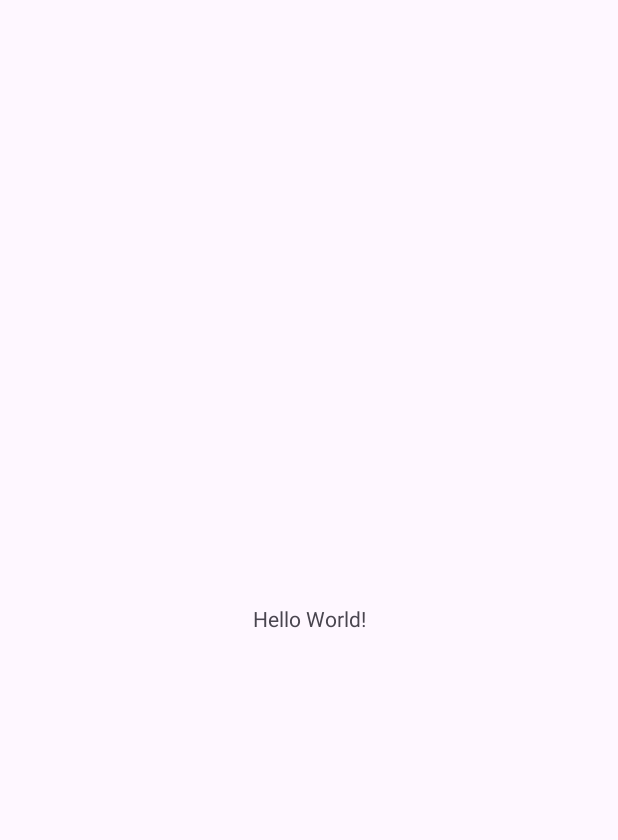
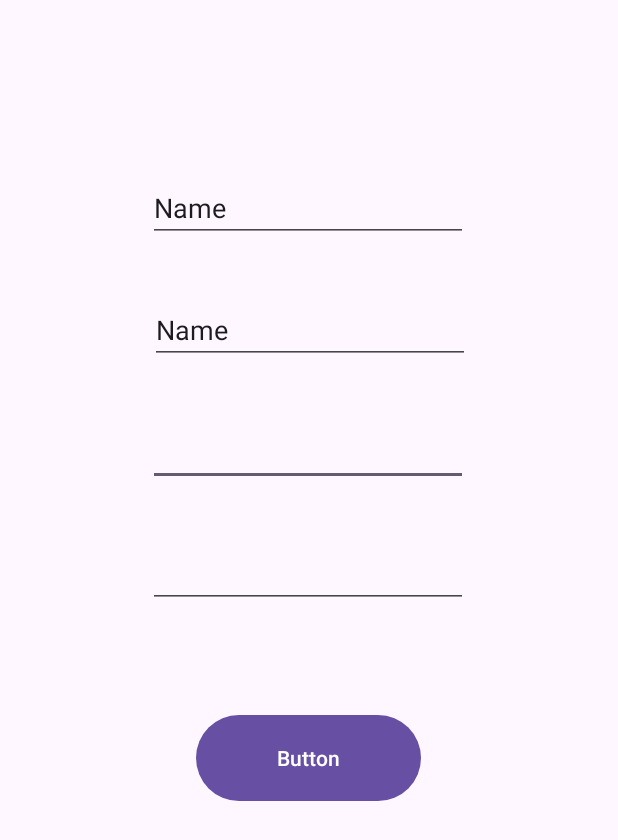
Before and after one commit to Bombonas/MP08-PR1.6-PabloMejias, an Android app: the screen it shows after launch (MainActivity), on a phone screen of 412 x 824 dp. Before the commit the part shown is almost empty. Shown: the top 840 px of the screen. Run offline under Robolectric (Android 15) with nearby library versions, the phone set to English and light mode, and no system bars.

Commit message:
commit UI

```diff
--- a/app/src/main/res/layout/activity_main.xml
+++ b/app/src/main/res/layout/activity_main.xml
@@ -6,13 +6,66 @@
     android:layout_height="match_parent"
     tools:context=".MainActivity">
 
-    <TextView
+    <EditText
+        android:id="@+id/editTextPhone"
         android:layout_width="wrap_content"
         android:layout_height="wrap_content"
-        android:text="Hello World!"
-        app:layout_constraintBottom_toBottomOf="parent"
+        android:layout_marginTop="36dp"
+        android:ems="10"
+        android:inputType="phone"
         app:layout_constraintEnd_toEndOf="parent"
+        app:layout_constraintHorizontal_bias="0.497"
+        app:layout_constraintStart_toStartOf="parent"
+        app:layout_constraintTop_toBottomOf="@+id/editLastName" />
+
+    <EditText
+        android:id="@+id/editName"
+        android:layout_width="wrap_content"
+        android:layout_height="wrap_content"
+        android:layout_marginTop="116dp"
+        android:ems="10"
+        android:inputType="text"
+        android:text="Name"
+        app:layout_constraintEnd_toEndOf="parent"
+        app:layout_constraintHorizontal_bias="0.497"
         app:layout_constraintStart_toStartOf="parent"
         app:layout_constraintTop_toTopOf="parent" />
 
+    <EditText
+        android:id="@+id/editLastName"
+        android:layout_width="wrap_content"
+        android:layout_height="wrap_content"
+        android:layout_marginTop="36dp"
+        android:ems="10"
+        android:inputType="text"
+        android:text="Name"
+        app:layout_constraintEnd_toEndOf="parent"
+        app:layout_constraintHorizontal_bias="0.502"
+        app:layout_constraintStart_toStartOf="parent"
+        app:layout_constraintTop_toBottomOf="@+id/editName" />
+
+    <EditText
+        android:id="@+id/editTextTextEmailAddress"
+        android:layout_width="wrap_content"
+        android:layout_height="wrap_content"
+        android:layout_marginTop="36dp"
+        android:ems="10"
+        android:inputType="textEmailAddress"
+        app:layout_constraintEnd_toEndOf="parent"
+        app:layout_constraintHorizontal_bias="0.497"
+        app:layout_constraintStart_toStartOf="parent"
+        app:layout_constraintTop_toBottomOf="@+id/editTextPhone" />
+
+    <Button
+        android:id="@+id/button"
+        android:layout_width="150dp"
+        android:layout_height="65dp"
+        android:layout_marginTop="67dp"
+        android:text="Button"
+        app:layout_constraintBottom_toBottomOf="parent"
+        app:layout_constraintEnd_toEndOf="parent"
+        app:layout_constraintHorizontal_bias="0.498"
+        app:layout_constraintStart_toStartOf="parent"
+        app:layout_constraintTop_toBottomOf="@+id/editTextTextEmailAddress"
+        app:layout_constraintVertical_bias="0.0" />
 </androidx.constraintlayout.widget.ConstraintLayout>
```
